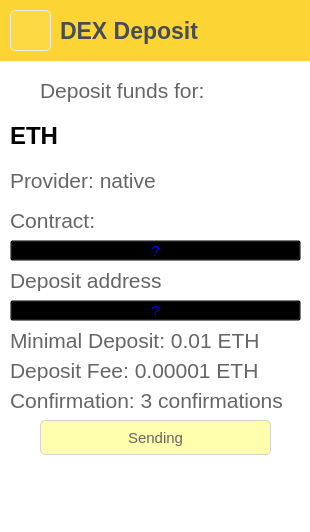
Qt form page/dex/pagedexdeposit.ui (LYRA-Block-Lattice/LyraWalletManager) before a commit.
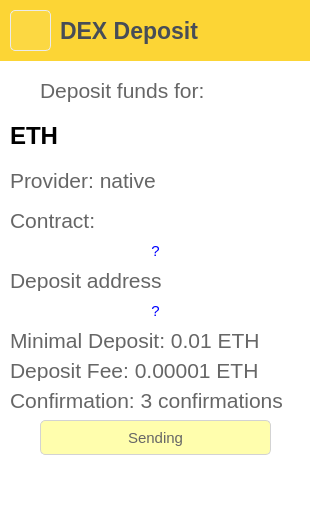
The same form after that commit. Icons and pictures are not drawn.

Commit message: Some minor fixes for linux & windows UI

Diff of the .ui file:
```diff
--- a/page/dex/pagedexdeposit.ui
+++ b/page/dex/pagedexdeposit.ui
@@ -153,6 +153,9 @@
    <property name="text">
     <string>?</string>
    </property>
+   <property name="flat">
+    <bool>true</bool>
+   </property>
   </widget>
   <widget class="QLabel" name="tickerLabel">
    <property name="geometry">
@@ -272,6 +275,9 @@
    <property name="text">
     <string>?</string>
    </property>
+   <property name="flat">
+    <bool>true</bool>
+   </property>
   </widget>
   <widget class="QFrame" name="headerFrame">
    <property name="geometry">
```
Left out of the diff: 6 changed lines with no effect on the pictures. The commit also changes 2 other files.
